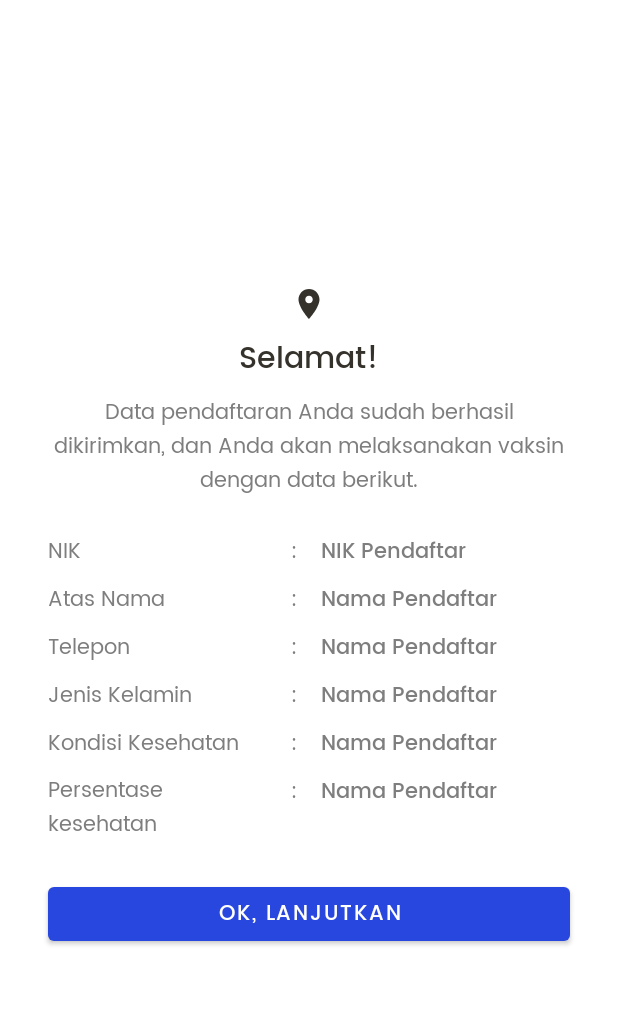
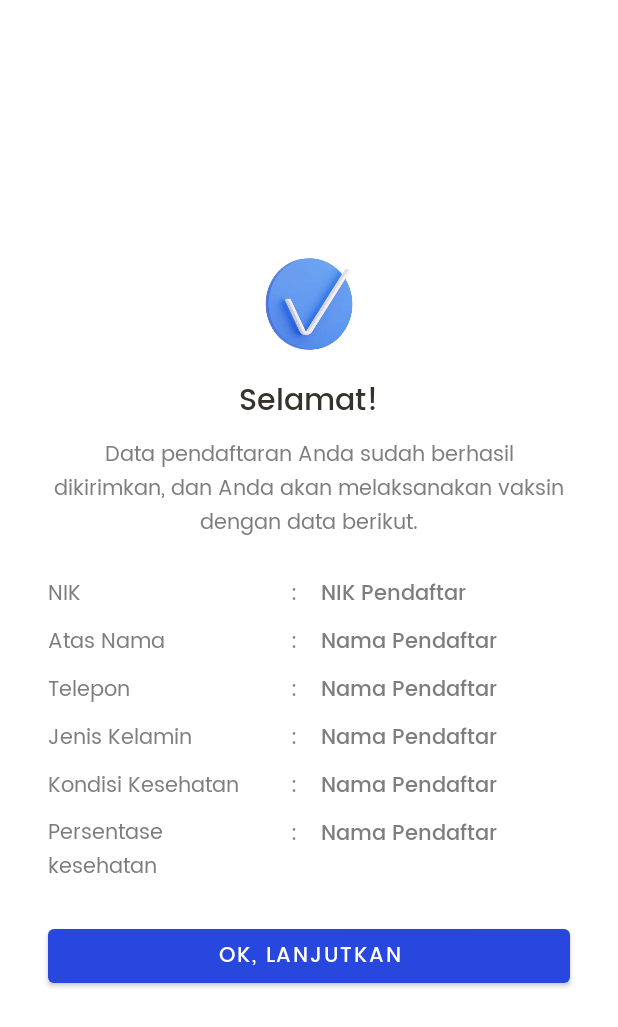
Before and after one commit to anekoinda/praktikum-progmob-modul1, an Android app: the layout fragment_dialog.xml on its own in the app's theme, with its tools: preview values and no code run, on a phone screen of 412 x 824 dp. Shown: the top 1027 px of the screen. Run offline under Robolectric (Android 15) with nearby library versions, the phone set to English and light mode, and no system bars.

Commit message:
add gif on dialog

```diff
--- a/app/build.gradle
+++ b/app/build.gradle
@@ -41,4 +41,5 @@ dependencies {
     androidTestImplementation 'androidx.test.espresso:espresso-core:3.3.0'
     compile 'de.hdodenhof:circleimageview:2.1.0'
     implementation 'com.google.android.material:material:1.1.0-beta01'
+    implementation 'pl.droidsonroids.gif:android-gif-drawable:1.2.17'
 }
--- a/app/src/main/res/layout/fragment_dialog.xml
+++ b/app/src/main/res/layout/fragment_dialog.xml
@@ -12,18 +12,18 @@
     android:background="@android:color/white"
     tools:context=".CustomDialog">
 
-    <ImageView
+    <pl.droidsonroids.gif.GifImageView
+        android:id="@+id/imageView"
+        android:layout_width="80dp"
+        android:layout_height="80dp"
         android:layout_gravity="center"
-        android:id="@+id/imageView"
-        android:layout_width="wrap_content"
-        android:layout_height="wrap_content"
         android:layout_marginStart="8dp"
         android:layout_marginTop="16dp"
         android:layout_marginEnd="8dp"
         app:layout_constraintEnd_toEndOf="parent"
         app:layout_constraintStart_toStartOf="parent"
         app:layout_constraintTop_toTopOf="parent"
-        app:srcCompat="@drawable/ic_location" />
+        android:src="@drawable/check" />
 
     <TextView
         android:layout_gravity="center"
--- a/build.gradle
+++ b/build.gradle
@@ -6,7 +6,6 @@ buildscript {
     }
     dependencies {
         classpath "com.android.tools.build:gradle:4.1.2"
-
         // NOTE: Do not place your application dependencies here; they belong
         // in the individual module build.gradle files
     }
```
Also changed, not shown: app/src/main/res/drawable/check.gif (added).
